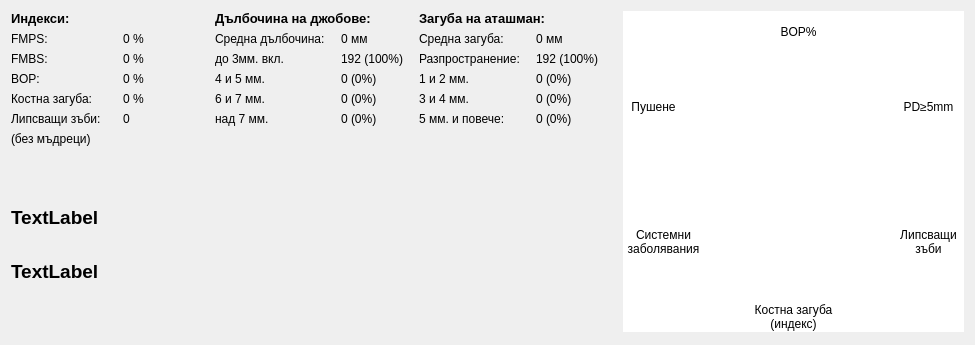
Before: the Qt Designer form src/View/SubWidgets/PerioStatisticView.ui in thefinalcutbg/DinoDent, drawn with Qt 5.
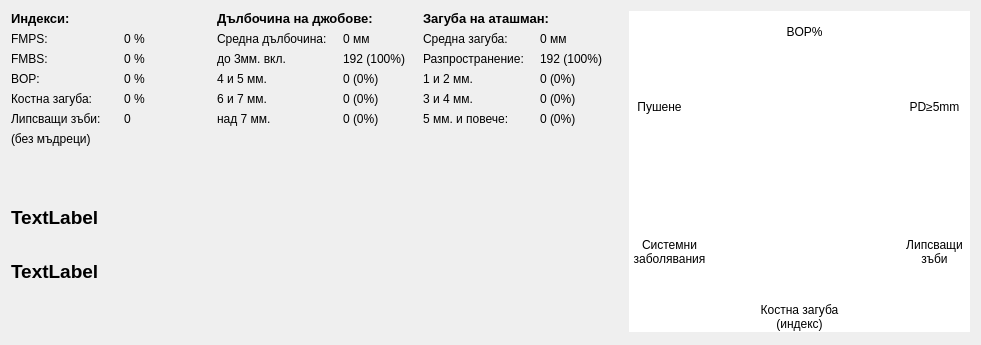
After: the same form once the commit is applied.

Commit message: Refactor PerioView layout and UI

Patch:
```diff
--- a/src/View/SubWidgets/PerioStatisticView.ui
+++ b/src/View/SubWidgets/PerioStatisticView.ui
@@ -6,7 +6,7 @@
    <rect>
     <x>0</x>
     <y>0</y>
-    <width>975</width>
+    <width>981</width>
     <height>345</height>
    </rect>
   </property>
@@ -600,7 +600,7 @@
       <property name="geometry">
        <rect>
         <x>270</x>
-        <y>210</y>
+        <y>220</y>
         <width>71</width>
         <height>41</height>
        </rect>
@@ -638,7 +638,7 @@
       <property name="geometry">
        <rect>
         <x>0</x>
-        <y>190</y>
+        <y>200</y>
         <width>81</width>
         <height>81</height>
        </rect>
```
The commit also changes 7 other files.
